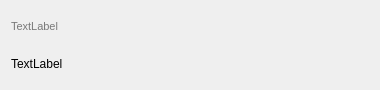
Old version of the form Client/ui/ChatItemWidget.ui in the repository ronnumberone/chat_app.
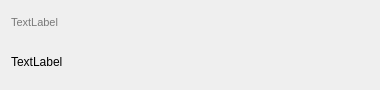
New version of the form.

Patch:
```diff
--- a/Client/ui/ChatItemWidget.ui
+++ b/Client/ui/ChatItemWidget.ui
@@ -25,6 +25,12 @@
    <string>Form</string>
   </property>
   <layout class="QVBoxLayout" name="verticalLayout">
+   <property name="spacing">
+    <number>5</number>
+   </property>
+   <property name="topMargin">
+    <number>5</number>
+   </property>
    <item>
     <widget class="QLabel" name="lblSender">
      <property name="sizePolicy">
```
